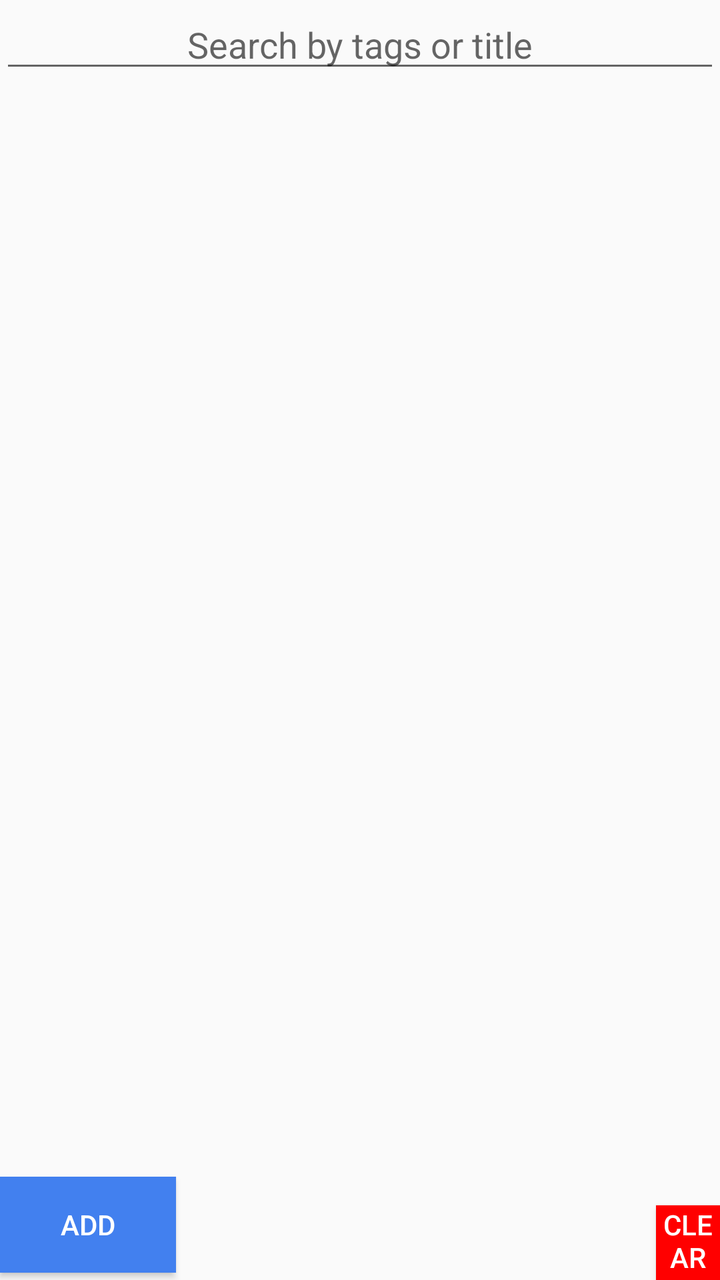
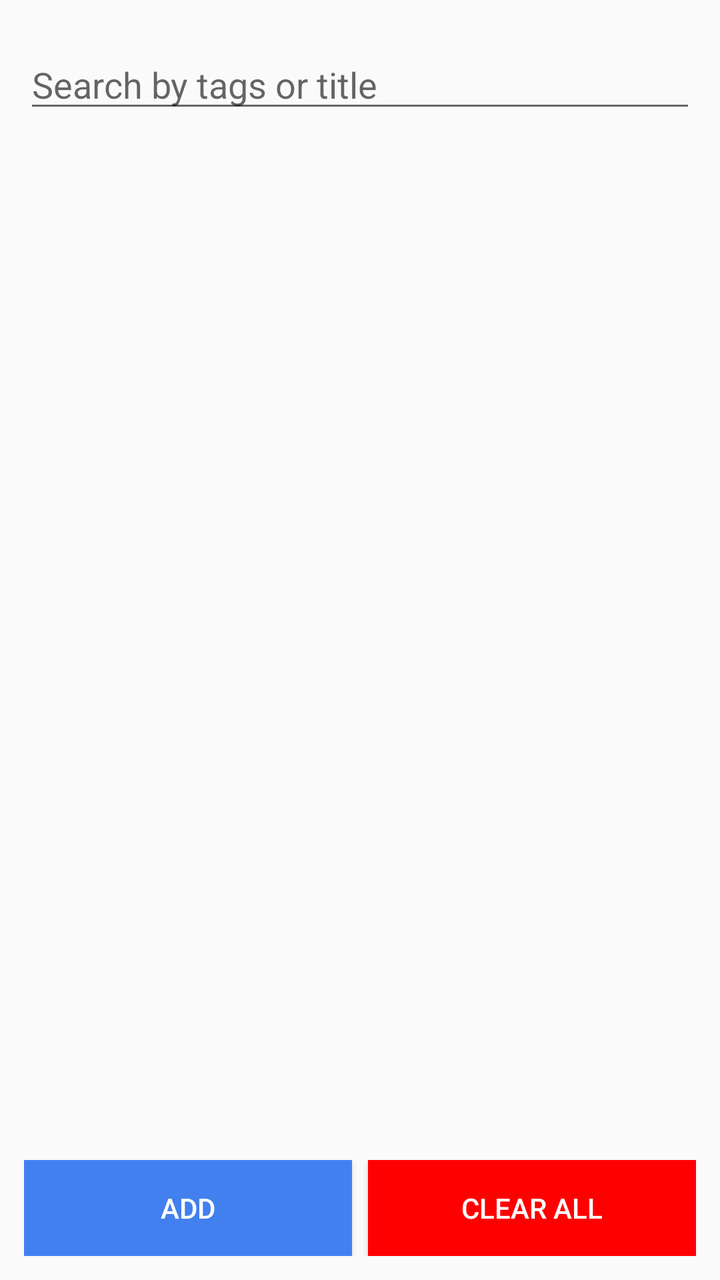

Two renders of the same Android screen: before a commit and after it. Below are the layout's source before the change and the commit's diff.
<!-- AndroidManifest.xml: application theme Theme.ToDoList -->
<!-- res/layout/fragment_home.xml -->
<?xml version="1.0" encoding="utf-8"?>
<LinearLayout xmlns:android="http://schemas.android.com/apk/res/android"
    android:layout_width="match_parent"
    android:layout_height="match_parent"
    android:orientation="vertical">
    
    
    
    
    
    <AutoCompleteTextView
        android:id="@+id/autoCompleteSearch"
        android:layout_width="match_parent"
        android:layout_height="wrap_content"
        android:gravity="center"
        android:hint="@string/search_by_tags_or_title"
        android:completionThreshold="1"/>

    <androidx.recyclerview.widget.RecyclerView
        android:id="@+id/recyclerViewTask"
        android:layout_width="match_parent"
        android:layout_height="0dp"
        android:layout_weight="1"
        android:paddingTop="5dp"
        android:paddingBottom="5dp"/>
    <LinearLayout
        android:layout_width="match_parent"
        android:layout_height="wrap_content"
        android:orientation="horizontal">
    <Button
        android:layout_width="wrap_content"
        android:layout_height="wrap_content"
        android:text="@string/add"
        android:id="@+id/addButton"
        android:background="#4280EF"
        android:textColor="@color/white"
        />
    <Button
        android:layout_width="wrap_content"
        android:layout_height="wrap_content"
        android:text="@string/clear_all"
        android:id="@+id/clearAll"
        android:background="#FF0000"
        android:textColor="@color/white"
        android:layout_marginStart="240dp"
        />
    </LinearLayout>
</LinearLayout>
<!-- resources referenced by this layout -->
<resources>
  <color name="white">#FFFFFFFF</color>
  <string name="add">Add</string>
  <string name="clear_all">Clear All</string>
  <string name="search_by_tags_or_title">Search by tags or title</string>
  <style name="Theme.ToDoList" parent="Theme.AppCompat.Light.NoActionBar">
          <item name="colorPrimary">@color/purple_500</item>
          <item name="colorPrimaryDark">@color/purple_700</item>
          <item name="colorAccent">@color/teal_200</item>
      </style>
  <color name="purple_500">#FF6200EE</color>
  <color name="purple_700">#FF3700B3</color>
  <color name="teal_200">#FF03DAC5</color>
</resources>

<!-- the commit's change to res/layout/fragment_home.xml (unified diff, before → after) -->
@@ -1,18 +1,16 @@
 <?xml version="1.0" encoding="utf-8"?>
-<LinearLayout xmlns:android="http://schemas.android.com/apk/res/android"
+<LinearLayout
+    xmlns:android="http://schemas.android.com/apk/res/android"
     android:layout_width="match_parent"
     android:layout_height="match_parent"
-    android:orientation="vertical">
-    
-    
-    
-    
-    
+    android:orientation="vertical"
+    android:padding="12dp">
+
     <AutoCompleteTextView
         android:id="@+id/autoCompleteSearch"
         android:layout_width="match_parent"
         android:layout_height="wrap_content"
-        android:gravity="center"
+        android:layout_marginTop="8dp"
         android:hint="@string/search_by_tags_or_title"
         android:completionThreshold="1"/>
 
@@ -21,28 +19,33 @@
         android:layout_width="match_parent"
         android:layout_height="0dp"
         android:layout_weight="1"
-        android:paddingTop="5dp"
-        android:paddingBottom="5dp"/>
+        android:paddingTop="8dp"
+        android:paddingBottom="8dp"/>
+
     <LinearLayout
         android:layout_width="match_parent"
         android:layout_height="wrap_content"
         android:orientation="horizontal">
-    <Button
-        android:layout_width="wrap_content"
-        android:layout_height="wrap_content"
-        android:text="@string/add"
-        android:id="@+id/addButton"
-        android:background="#4280EF"
-        android:textColor="@color/white"
-        />
-    <Button
-        android:layout_width="wrap_content"
-        android:layout_height="wrap_content"
-        android:text="@string/clear_all"
-        android:id="@+id/clearAll"
-        android:background="#FF0000"
-        android:textColor="@color/white"
-        android:layout_marginStart="240dp"
-        />
+
+        <Button
+            android:id="@+id/addButton"
+            android:layout_width="0dp"
+            android:layout_height="wrap_content"
+            android:layout_weight="1"
+            android:text="@string/add"
+            android:background="#4280EF"
+            android:textColor="@color/white"/>
+
+        <Button
+            android:id="@+id/clearAll"
+            android:layout_width="0dp"
+            android:layout_height="wrap_content"
+            android:layout_weight="1"
+            android:layout_marginStart="8dp"
+            android:text="@string/clear_all"
+            android:background="#FF0000"
+            android:textColor="@color/white"/>
+
     </LinearLayout>
+
 </LinearLayout>
